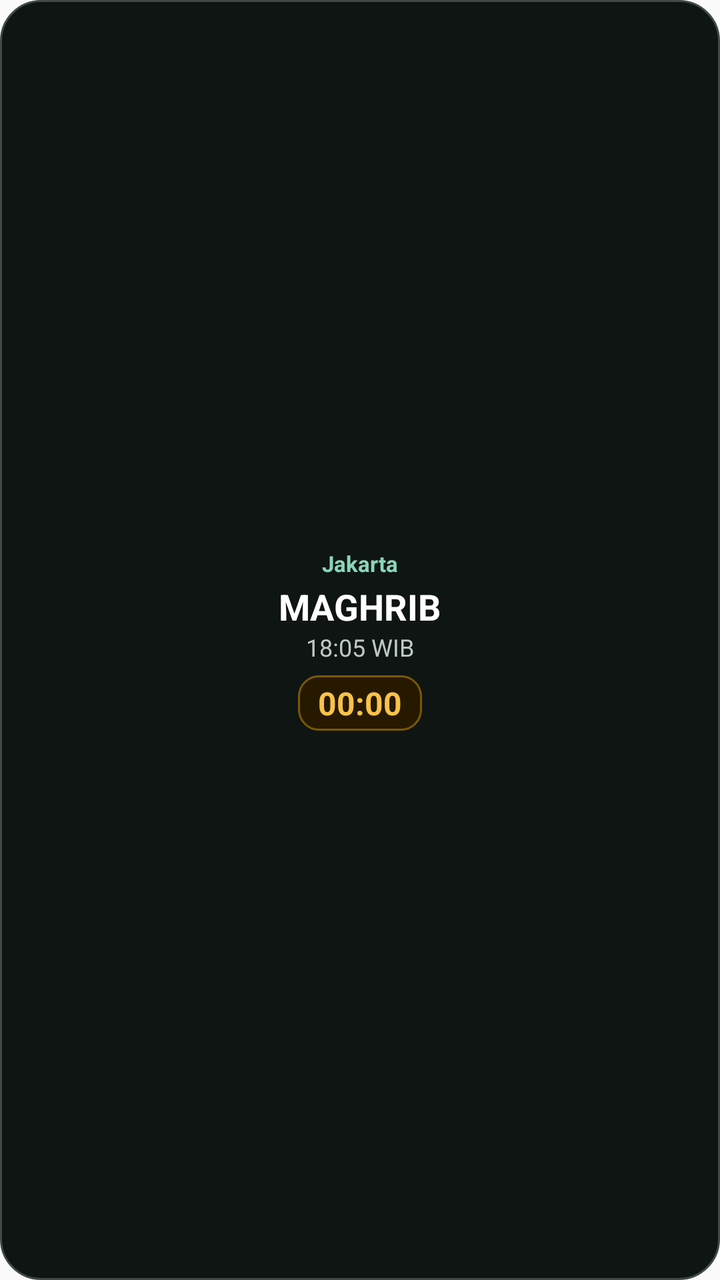
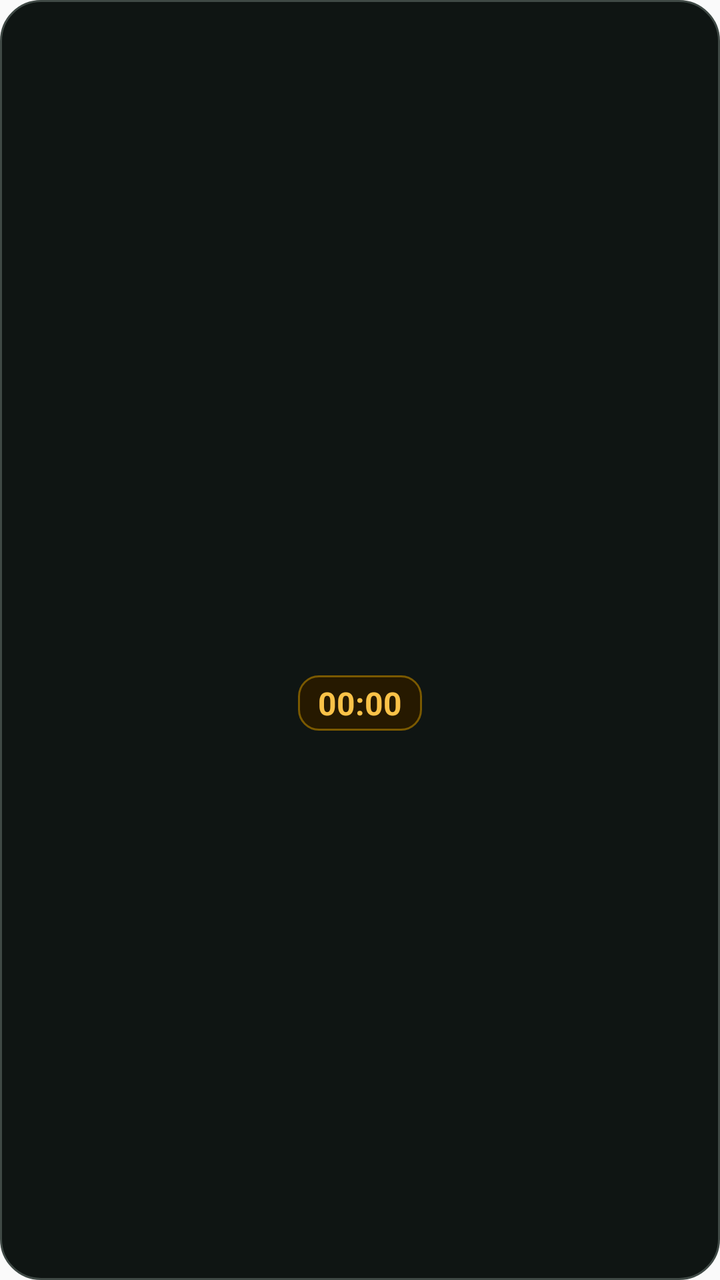

Compare the two renders of this Android layout. The source of the first and the diff that turns it into the second are given below.
<!-- AndroidManifest.xml: application theme Theme.AdzanNotif -->
<!-- res/layout/widget_compact.xml -->
<?xml version="1.0" encoding="utf-8"?>
<LinearLayout xmlns:android="http://schemas.android.com/apk/res/android"
    android:id="@+id/widget_compact_root"
    android:layout_width="match_parent"
    android:layout_height="match_parent"
    android:background="@drawable/widget_bg"
    android:orientation="vertical"
    android:gravity="center"
    android:padding="12dp">

    <TextView
        android:id="@+id/widget_location_title"
        android:layout_width="wrap_content"
        android:layout_height="wrap_content"
        android:text="Jakarta"
        android:textColor="#88D6B7"
        android:textSize="11sp"
        android:textStyle="bold" />

    <TextView
        android:id="@+id/widget_next_prayer_name"
        android:layout_width="wrap_content"
        android:layout_height="wrap_content"
        android:layout_marginTop="2dp"
        android:text="MAGHRIB"
        android:textColor="#FFFFFF"
        android:textSize="18sp"
        android:textStyle="bold" />

    <TextView
        android:id="@+id/widget_target_time"
        android:layout_width="wrap_content"
        android:layout_height="wrap_content"
        android:text="18:05 WIB"
        android:textColor="#BFC9C3"
        android:textSize="12sp" />

    <Chronometer
        android:id="@+id/widget_countdown_chronometer"
        android:layout_width="wrap_content"
        android:layout_height="wrap_content"
        android:layout_marginTop="6dp"
        android:background="@drawable/widget_pill_bg"
        android:countDown="true"
        android:paddingHorizontal="10dp"
        android:paddingVertical="3dp"
        android:textColor="#FAC248"
        android:textSize="16sp"
        android:textStyle="bold" />

</LinearLayout>
<!-- resources referenced by this layout -->
<resources>
  <!-- drawable widget_bg (drawable) -->
  <?xml version="1.0" encoding="utf-8"?>
  <shape xmlns:android="http://schemas.android.com/apk/res/android"
      android:shape="rectangle">
      <solid android:color="#0F1513" />
      <corners android:radius="20dp" />
      <stroke
          android:width="1dp"
          android:color="#3F4945" />
  </shape>
  <!-- drawable widget_pill_bg (drawable) -->
  <?xml version="1.0" encoding="utf-8"?>
  <shape xmlns:android="http://schemas.android.com/apk/res/android"
      android:shape="rectangle">
      <solid android:color="#261900" />
      <corners android:radius="10dp" />
      <stroke
          android:width="1dp"
          android:color="#7A5900" />
  </shape>
  <style name="Theme.AdzanNotif" parent="android:Theme.Material.Light.NoActionBar">
          <item name="android:statusBarColor">#F8FAF8</item>
          <item name="android:navigationBarColor">#F8FAF8</item>
          <item name="android:windowLightStatusBar">true</item>
      </style>
</resources>

<!-- the commit's change to res/layout/widget_compact.xml (unified diff, before → after) -->
@@ -12,7 +12,7 @@
         android:id="@+id/widget_location_title"
         android:layout_width="wrap_content"
         android:layout_height="wrap_content"
-        android:text="Jakarta"
+        android:text=""
         android:textColor="#88D6B7"
         android:textSize="11sp"
         android:textStyle="bold" />
@@ -22,7 +22,7 @@
         android:layout_width="wrap_content"
         android:layout_height="wrap_content"
         android:layout_marginTop="2dp"
-        android:text="MAGHRIB"
+        android:text=""
         android:textColor="#FFFFFF"
         android:textSize="18sp"
         android:textStyle="bold" />
@@ -31,7 +31,7 @@
         android:id="@+id/widget_target_time"
         android:layout_width="wrap_content"
         android:layout_height="wrap_content"
-        android:text="18:05 WIB"
+        android:text=""
         android:textColor="#BFC9C3"
         android:textSize="12sp" />
 
